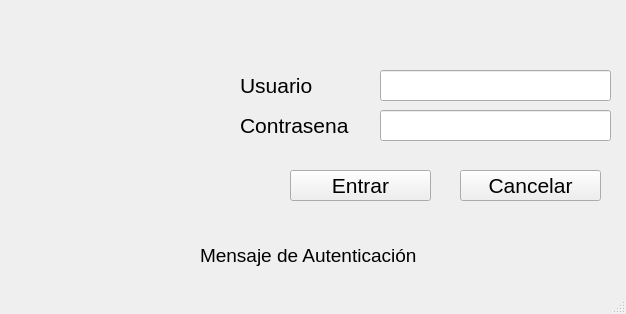
First picture: the form in views/FrmLogin.ui, repository LuisAbdielRivera/encriptarQT, before the edit.
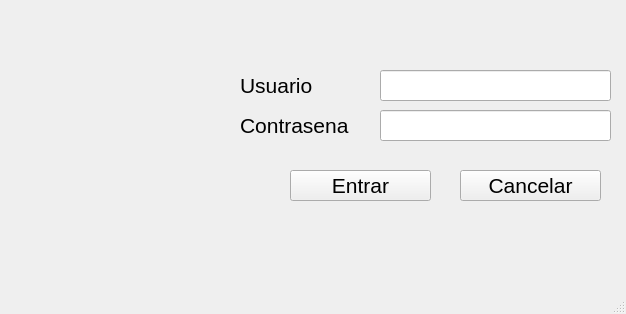
Second picture: the form after the edit. Icons and pictures are not drawn.

What changed in the file:
```diff
--- a/views/FrmLogin.ui
+++ b/views/FrmLogin.ui
@@ -158,7 +158,7 @@
      </font>
     </property>
     <property name="text">
-     <string>Mensaje de Autenticación</string>
+     <string/>
     </property>
    </widget>
   </widget>
```
